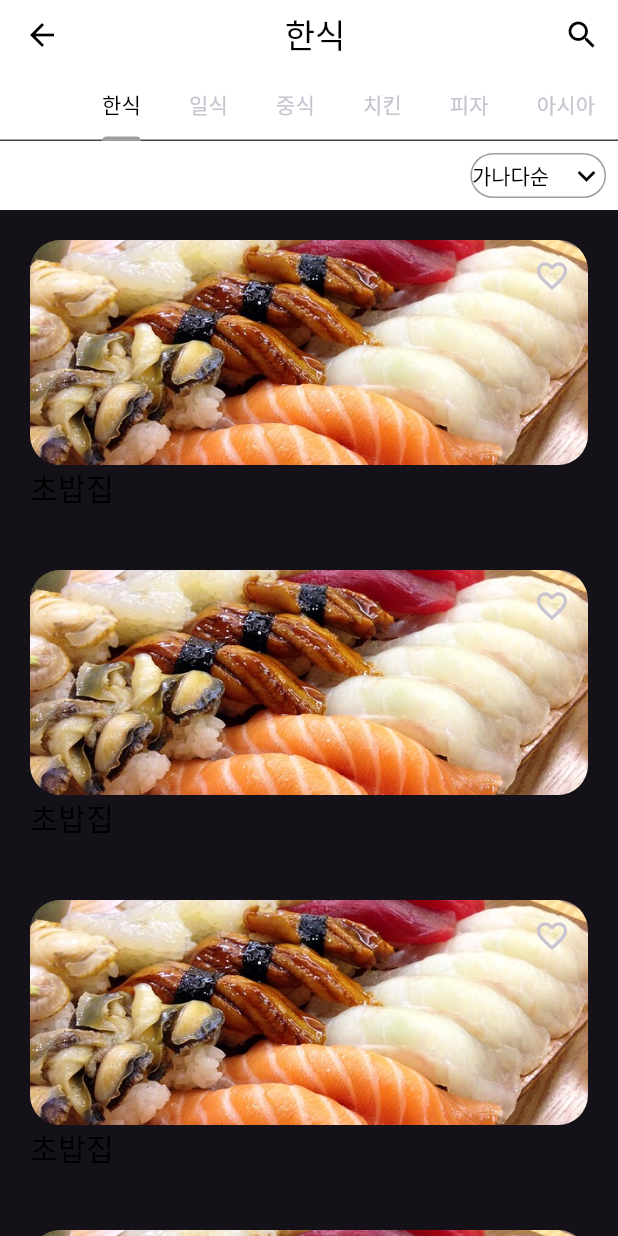
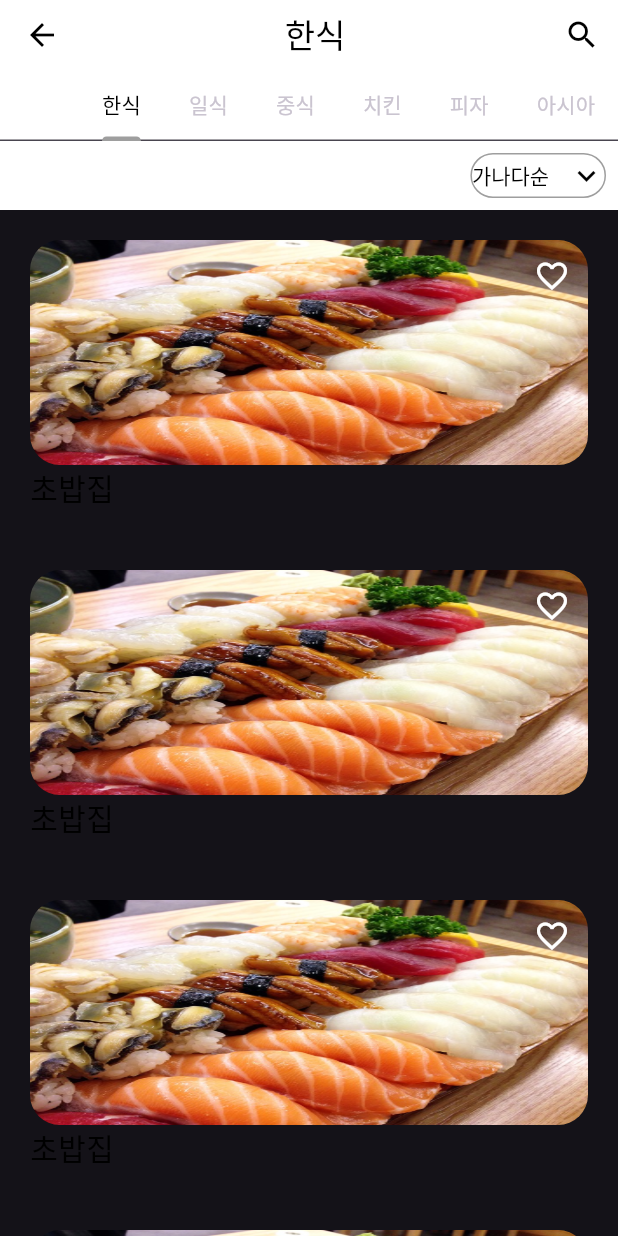
Before and after one commit to YeonwooNuf/DeliverApp, a Flutter app: the CategorySelect screen opened directly, on a phone screen of 412 x 824 dp. Run offline on Flutter 3.47's test engine with Material 3 defaults, Android fonts, the phone set to English and light mode, and no system bars.

Commit message:
커밋 //박지민
커밋 //박지민

```diff
--- a/lib/category/CategorySelect.dart
+++ b/lib/category/CategorySelect.dart
@@ -1,3 +1,4 @@
+import 'package:delivery/pages/MenuSearchPage.dart';
 import 'package:flutter/cupertino.dart';
 import 'package:flutter/material.dart';
 import 'package:flutter/widgets.dart';
@@ -16,6 +17,7 @@
   late String selectedValue = _items[0];
   final List<String> _titles = ["한식", "일식", "중식", "치킨", "피자", "아시아", "멕시칸"];
   late int _currentIndex; //초기탭 배열번호 선언
+  bool IsFilled = false;
 
   @override
   void initState() {
@@ -223,7 +225,14 @@
         children: [
           Stack(
             children: [
-              Container(
+              GestureDetector(
+                onTap: () {
+                  Navigator.push(
+                    context,
+                    MaterialPageRoute(builder: (context) => MenuSearchPage()),
+                  );
+                },
+                child: Container(
                   height: 150,
                   decoration: BoxDecoration(
                     borderRadius: BorderRadius.circular(20), // 원하는 반지름 값으로 설정
@@ -232,21 +241,17 @@
                     borderRadius: BorderRadius.circular(20), // 원하는 반지름 값으로 설정
                     child: Image.asset(
                       '${URL}',
-                    fit: BoxFit.cover, // 이미지를 컨테이너에 맞춤
+                      fit: BoxFit.fill, // 이미지를 컨테이너에 맞춤
                       width: double.infinity, // 이미지가 컨테이너에 가득 차도록 가로 너비를 확장
                       height: double.infinity, // 이미지가 컨테이너에 가득 차도록 세로 너비를 확장
+                    ),
                   ),
                 ),
               ),
               Positioned(
                 top: 0,
                 right: 0,
-                child: IconButton(
-                  icon: Icon(Icons.favorite_border),
-                  onPressed: () {
-                    // 하트 버튼이 클릭되었을 때의 동작 정의
-                  },
-                ),
+                child: HeartIconButton(),
               ),
             ],
           ),
@@ -266,3 +271,27 @@
     );
   }
 }
+
+//하트아이콘 기능 정의
+class HeartIconButton extends StatefulWidget {
+  @override
+  _HeartIconButtonState createState() => _HeartIconButtonState();
+}
+
+class _HeartIconButtonState extends State<HeartIconButton> {
+  bool isFilled = false;
+
+  @override
+  Widget build(BuildContext context) {
+    return IconButton(
+      icon: isFilled
+          ? Icon(Icons.favorite, color: Colors.red)
+          : Icon(Icons.favorite_border, color: Colors.white),
+      onPressed: () {
+        setState(() {
+          isFilled = !isFilled;
+        });
+      },
+    );
+  }
+}
```
Lines whose indentation alone changed are shown as unchanged.
